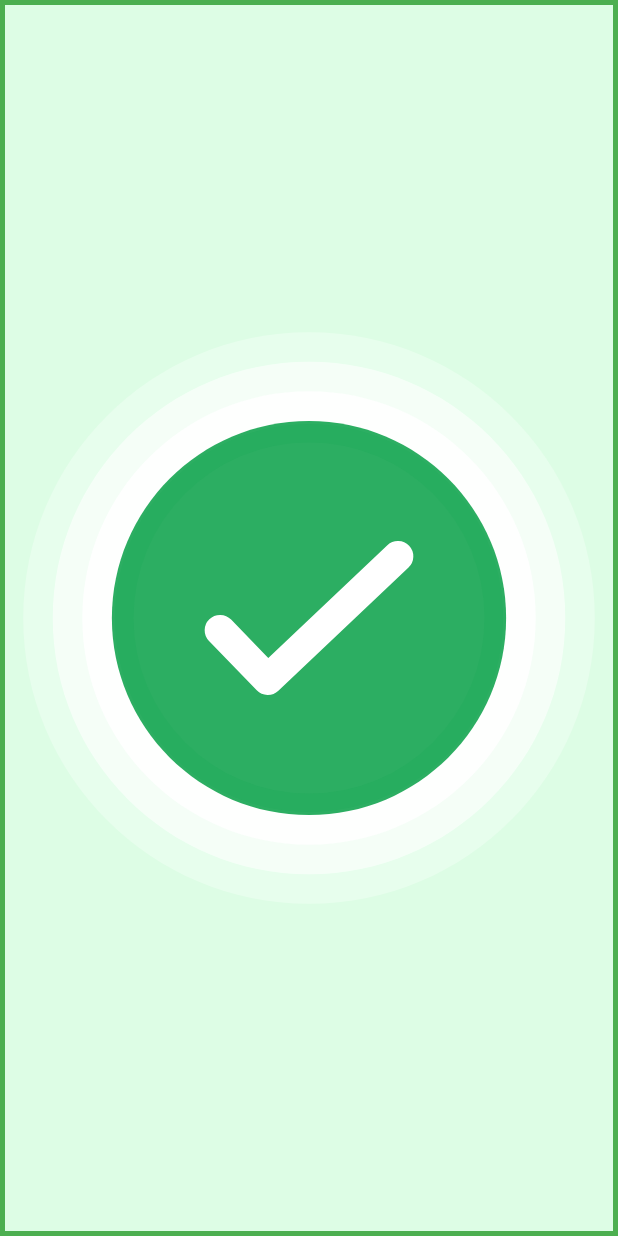
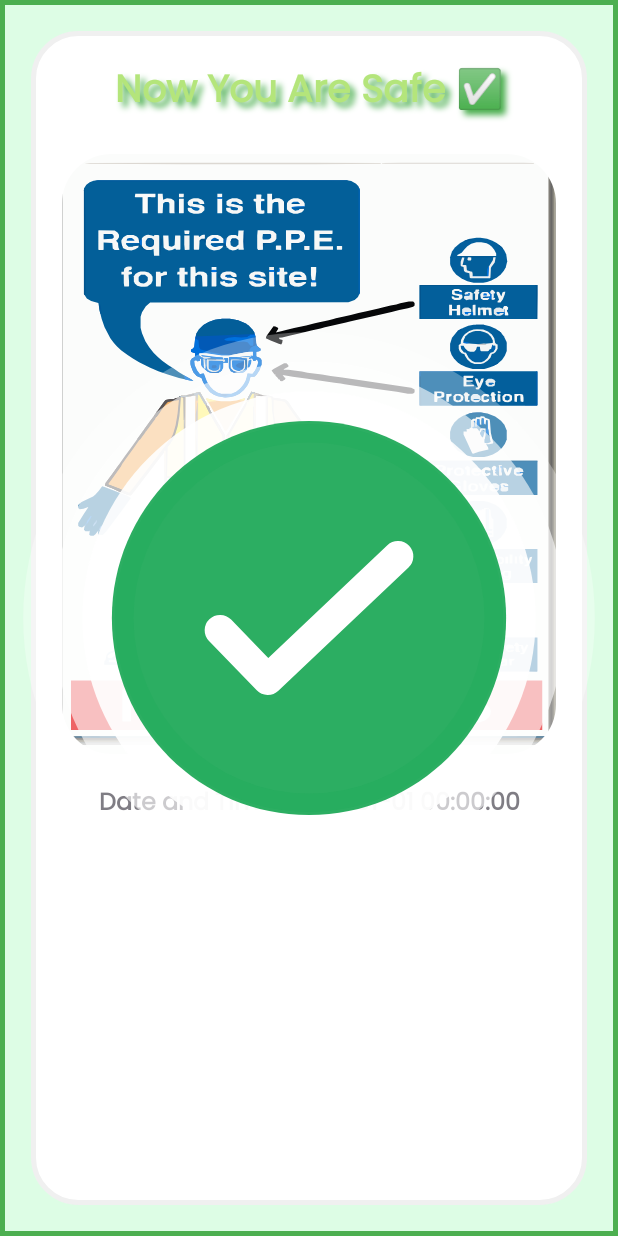
Before and after one commit to umesh-coder/IdeathonPOC, an Android app: the ResultActivity screen opened directly, with no data from a screen before it, on a phone screen of 412 x 824 dp. Run offline under Robolectric (Android 15) with nearby library versions, the phone set to English and light mode, and no system bars.

```diff
--- a/app/src/main/java/com/example/ideathonpoc/ui/modelfiles/Detector.kt
+++ b/app/src/main/java/com/example/ideathonpoc/ui/modelfiles/Detector.kt
@@ -106,7 +106,7 @@ class Detector(
         }
 
         // Clear detected items after each frame
-//        detectedItems.clear()
+        detectedItems.clear()
 
 
     }
@@ -269,7 +269,7 @@ class Detector(
         private const val INPUT_STANDARD_DEVIATION = 255f
         private val INPUT_IMAGE_TYPE = DataType.FLOAT32
         private val OUTPUT_IMAGE_TYPE = DataType.FLOAT32
-        private const val CONFIDENCE_THRESHOLD = 0.3F
+        private const val CONFIDENCE_THRESHOLD = 0.4F
         private const val IOU_THRESHOLD = 0.5F
     }
 }
--- a/app/src/main/java/com/example/ideathonpoc/ui/screens/CameraFragment.kt
+++ b/app/src/main/java/com/example/ideathonpoc/ui/screens/CameraFragment.kt
@@ -341,7 +341,7 @@ class CameraFragment : Fragment(), Detector.DetectorListener {
 
     private fun takeScreenshot() {
         val imageCapture = ImageCapture.Builder()
-            .setCaptureMode(ImageCapture.CAPTURE_MODE_MINIMIZE_LATENCY)
+            .setCaptureMode(ImageCapture.CAPTURE_MODE_MAXIMIZE_QUALITY)
             .setTargetRotation(binding.viewFinder.display.rotation)
             .build()
 
--- a/app/src/main/res/layout/activity_result.xml
+++ b/app/src/main/res/layout/activity_result.xml
@@ -11,13 +11,12 @@
 
     <LinearLayout
         android:id="@+id/result_output_container"
-        android:layout_width="wrap_content"
-        android:layout_height="wrap_content"
+        android:layout_width="match_parent"
+        android:layout_height="match_parent"
         android:layout_margin="20dp"
         android:orientation="vertical"
         android:paddingTop="20dp"
         android:paddingBottom="20dp"
-        android:visibility="gone"
         android:background="@drawable/sucess_img_bg"
         tools:context=".ui.screens.ResultActivity">
 
@@ -38,12 +37,11 @@
             android:textStyle="bold" />
 
         <com.google.android.material.imageview.ShapeableImageView
-            android:layout_marginTop="5dp"
             android:id="@+id/screenshotImageView"
             android:layout_width="match_parent"
-            android:layout_height="300dp"
+            android:layout_height="wrap_content"
             android:padding="20dp"
-            android:scaleType="fitXY"
+            android:scaleType="centerCrop"
             android:src="@drawable/ppekit"
             app:shapeAppearanceOverlay="@style/RoundedSquare" />
 
@@ -52,7 +50,6 @@
             android:id="@+id/timestampTextView"
             android:layout_width="match_parent"
             android:layout_height="wrap_content"
-            android:layout_marginTop="10dp"
             android:fontFamily="@font/poppins"
             android:gravity="center"
             android:text="Date And Time : 2023-07-22 14:30:00"
```
Also changed, not shown: app/src/main/java/com/example/ideathonpoc/ui/screens/ResultActivity.kt (+14 -7 lines).
